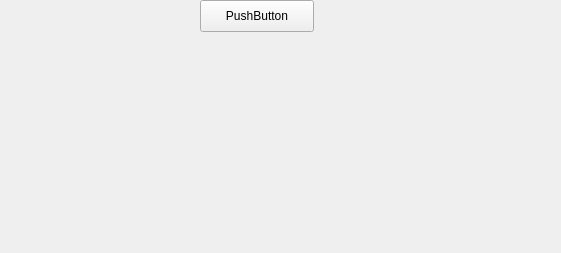
Above: prefsrec.ui from domoritz/drummy before the change. Below: the same form after it.
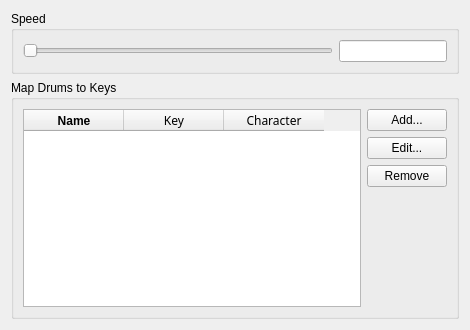
That is the form after the change.

Commit message: new preferences window and some settings ui

```diff
--- a/prefsrec.ui
+++ b/prefsrec.ui
@@ -6,26 +6,136 @@
    <rect>
     <x>0</x>
     <y>0</y>
-    <width>561</width>
-    <height>253</height>
+    <width>470</width>
+    <height>330</height>
    </rect>
   </property>
+  <property name="sizePolicy">
+   <sizepolicy hsizetype="Expanding" vsizetype="Expanding">
+    <horstretch>0</horstretch>
+    <verstretch>0</verstretch>
+   </sizepolicy>
+  </property>
+  <property name="minimumSize">
+   <size>
+    <width>470</width>
+    <height>0</height>
+   </size>
+  </property>
   <property name="windowTitle">
    <string>Form</string>
   </property>
-  <widget class="QPushButton" name="pushButton">
-   <property name="geometry">
-    <rect>
-     <x>200</x>
-     <y>0</y>
-     <width>114</width>
-     <height>32</height>
-    </rect>
-   </property>
-   <property name="text">
-    <string>PushButton</string>
-   </property>
-  </widget>
+  <layout class="QVBoxLayout" name="verticalLayout">
+   <item>
+    <widget class="QGroupBox" name="groupBox_2">
+     <property name="title">
+      <string>Speed</string>
+     </property>
+     <layout class="QHBoxLayout" name="horizontalLayout">
+      <item>
+       <widget class="QSlider" name="horizontalSlider">
+        <property name="orientation">
+         <enum>Qt::Horizontal</enum>
+        </property>
+       </widget>
+      </item>
+      <item>
+       <widget class="QLineEdit" name="lineEdit">
+        <property name="sizePolicy">
+         <sizepolicy hsizetype="Fixed" vsizetype="Fixed">
+          <horstretch>0</horstretch>
+          <verstretch>0</verstretch>
+         </sizepolicy>
+        </property>
+       </widget>
+      </item>
+     </layout>
+    </widget>
+   </item>
+   <item>
+    <widget class="QGroupBox" name="groupBox">
+     <property name="title">
+      <string>Map Drums to Keys</string>
+     </property>
+     <layout class="QHBoxLayout" name="horizontalLayout_2">
+      <item>
+       <widget class="QTableWidget" name="tableWidget">
+        <column>
+         <property name="text">
+          <string>Name</string>
+         </property>
+         <property name="font">
+          <font>
+           <family>Lucida Grande</family>
+           <weight>75</weight>
+           <bold>true</bold>
+          </font>
+         </property>
+        </column>
+        <column>
+         <property name="text">
+          <string>Key</string>
+         </property>
+         <property name="font">
+          <font>
+           <family>Monaco</family>
+          </font>
+         </property>
+        </column>
+        <column>
+         <property name="text">
+          <string>Character</string>
+         </property>
+         <property name="font">
+          <font>
+           <family>Monaco</family>
+          </font>
+         </property>
+        </column>
+       </widget>
+      </item>
+      <item>
+       <layout class="QVBoxLayout" name="verticalLayout_2">
+        <item>
+         <widget class="QPushButton" name="pushButton_2">
+          <property name="text">
+           <string>Add...</string>
+          </property>
+         </widget>
+        </item>
+        <item>
+         <widget class="QPushButton" name="pushButton_3">
+          <property name="text">
+           <string>Edit...</string>
+          </property>
+         </widget>
+        </item>
+        <item>
+         <widget class="QPushButton" name="pushButton">
+          <property name="text">
+           <string>Remove</string>
+          </property>
+         </widget>
+        </item>
+        <item>
+         <spacer name="verticalSpacer">
+          <property name="orientation">
+           <enum>Qt::Vertical</enum>
+          </property>
+          <property name="sizeHint" stdset="0">
+           <size>
+            <width>20</width>
+            <height>40</height>
+           </size>
+          </property>
+         </spacer>
+        </item>
+       </layout>
+      </item>
+     </layout>
+    </widget>
+   </item>
+  </layout>
  </widget>
  <resources/>
  <connections/>
```
Left out of the diff: 19 changed lines with no effect on the pictures. The commit also changes 7 other files.
